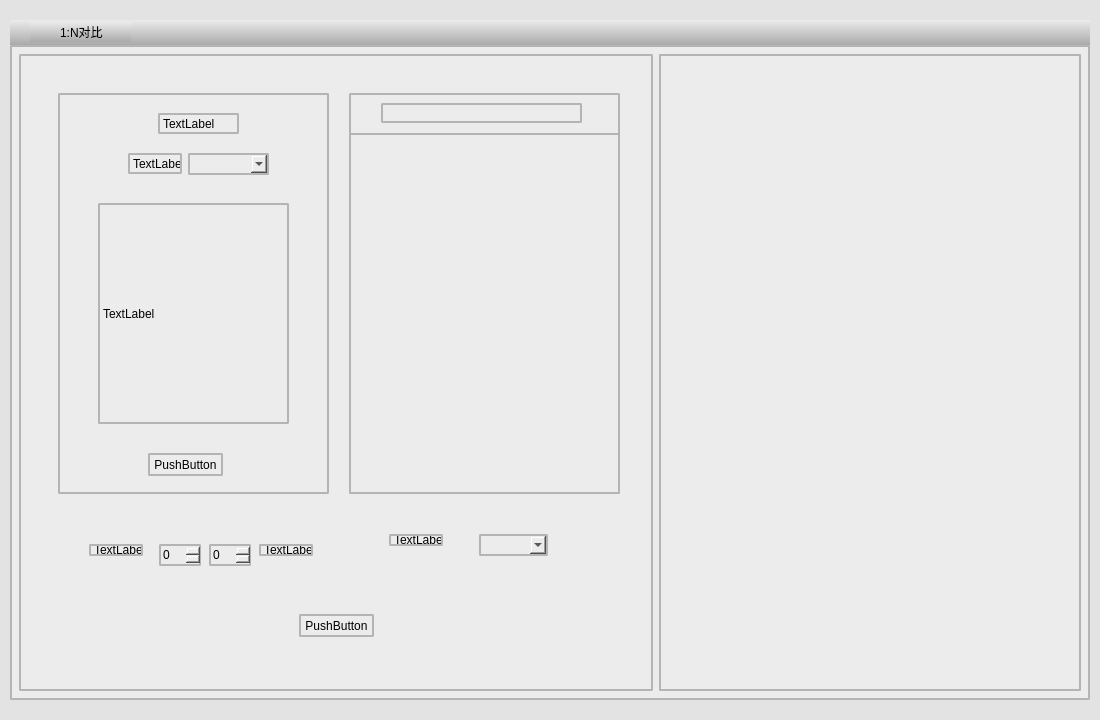
zhangjianscc/ZMClient, file UIModule/faceonetonpane.ui: the form before one commit.
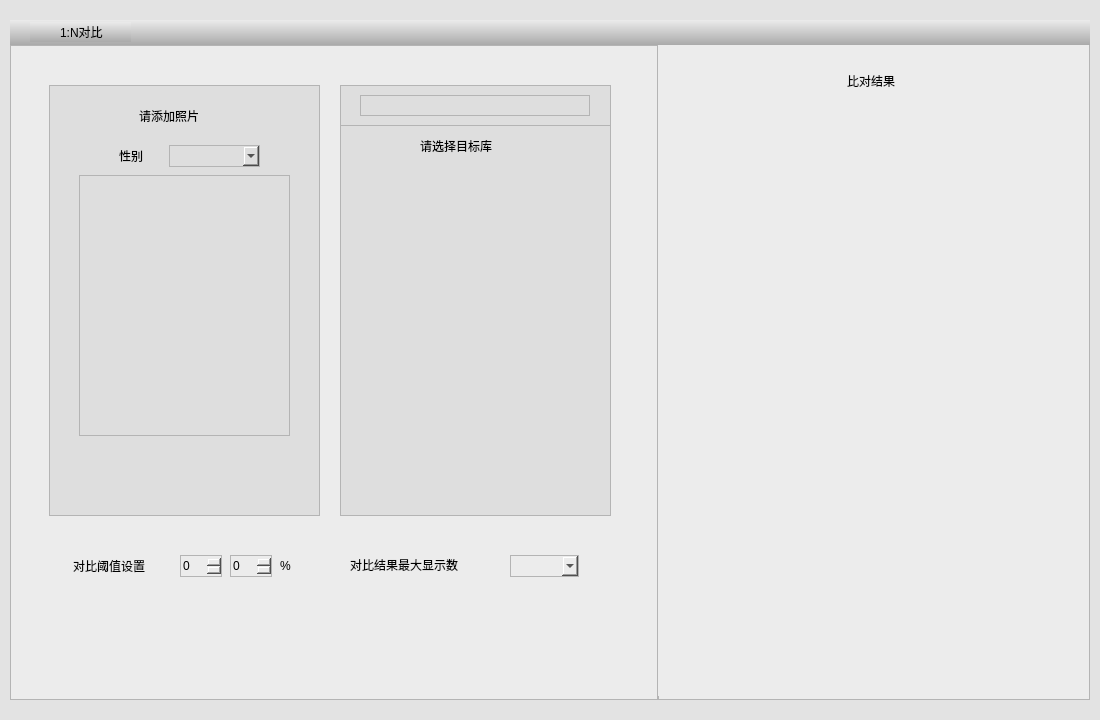
The form after the commit. Icons and pictures are not drawn.

What changed in the file:
```diff
--- a/UIModule/faceonetonpane.ui
+++ b/UIModule/faceonetonpane.ui
@@ -124,33 +124,54 @@
       <item>
        <widget class="QWidget" name="widget_3" native="true">
         <property name="styleSheet">
-         <string notr="true">border:2px solid rgb(180,180,180);
-border-radius:2px;
+         <string notr="true">border:1px solid rgb(180,180,180);
 background-color:rgb(236,236,236)</string>
         </property>
         <layout class="QHBoxLayout" name="horizontalLayout" stretch="3,2">
+         <property name="spacing">
+          <number>0</number>
+         </property>
+         <property name="leftMargin">
+          <number>0</number>
+         </property>
+         <property name="topMargin">
+          <number>0</number>
+         </property>
+         <property name="rightMargin">
+          <number>0</number>
+         </property>
+         <property name="bottomMargin">
+          <number>0</number>
+         </property>
          <item>
           <widget class="QWidget" name="widget_4" native="true">
            <widget class="QWidget" name="widget_6" native="true">
             <property name="geometry">
              <rect>
               <x>39</x>
-              <y>39</y>
+              <y>40</y>
               <width>271</width>
-              <height>401</height>
+              <height>431</height>
              </rect>
             </property>
+            <property name="styleSheet">
+             <string notr="true">background-color:rgb(222,222,222)</string>
+            </property>
             <widget class="QLabel" name="label_3">
              <property name="geometry">
               <rect>
-               <x>100</x>
+               <x>90</x>
                <y>20</y>
-               <width>81</width>
+               <width>101</width>
                <height>21</height>
               </rect>
              </property>
+             <property name="styleSheet">
+              <string notr="true">border:none;
+font: 13pt &quot;黑体&quot;;</string>
+             </property>
              <property name="text">
-              <string>TextLabel</string>
+              <string>请添加照片</string>
              </property>
             </widget>
             <widget class="QLabel" name="label_4">
@@ -158,20 +179,24 @@
               <rect>
                <x>70</x>
                <y>60</y>
-               <width>54</width>
+               <width>41</width>
                <height>21</height>
               </rect>
              </property>
+             <property name="styleSheet">
+              <string notr="true">border:none;
+font: 11pt &quot;黑体&quot;;</string>
+             </property>
              <property name="text">
-              <string>TextLabel</string>
+              <string>性别</string>
              </property>
             </widget>
             <widget class="QComboBox" name="comboBox">
              <property name="geometry">
               <rect>
-               <x>130</x>
+               <x>120</x>
                <y>60</y>
-               <width>81</width>
+               <width>91</width>
                <height>22</height>
               </rect>
              </property>
@@ -181,25 +206,32 @@
               <rect>
                <x>90</x>
                <y>360</y>
-               <width>75</width>
-               <height>23</height>
+               <width>91</width>
+               <height>41</height>
               </rect>
              </property>
+             <property name="styleSheet">
+              <string notr="true">border:none;
+border-image: url(:/images/选择照片.png);</string>
+             </property>
              <property name="text">
-              <string>PushButton</string>
+              <string/>
              </property>
             </widget>
-            <widget class="QLabel" name="label_8">
+            <widget class="QLabel" name="m_labelImage">
              <property name="geometry">
               <rect>
-               <x>40</x>
-               <y>110</y>
-               <width>191</width>
-               <height>221</height>
+               <x>30</x>
+               <y>90</y>
+               <width>211</width>
+               <height>261</height>
               </rect>
              </property>
              <property name="text">
-              <string>TextLabel</string>
+              <string/>
+             </property>
+             <property name="scaledContents">
+              <bool>true</bool>
              </property>
             </widget>
            </widget>
@@ -207,50 +239,99 @@
             <property name="geometry">
              <rect>
               <x>330</x>
-              <y>39</y>
+              <y>40</y>
               <width>271</width>
-              <height>401</height>
+              <height>431</height>
              </rect>
             </property>
-            <widget class="QLineEdit" name="lineEdit">
+            <property name="styleSheet">
+             <string notr="true">background-color:rgb(222,222,222)</string>
+            </property>
+            <widget class="QTableWidget" name="m_tableDestLibary">
              <property name="geometry">
               <rect>
-               <x>32</x>
-               <y>10</y>
-               <width>201</width>
-               <height>20</height>
+               <x>1</x>
+               <y>90</y>
+               <width>269</width>
+               <height>340</height>
               </rect>
              </property>
+             <property name="minimumSize">
+              <size>
+               <width>269</width>
+               <height>340</height>
+              </size>
+             </property>
+             <property name="maximumSize">
+              <size>
+               <width>269</width>
+               <height>340</height>
+              </size>
+             </property>
+             <property name="styleSheet">
+              <string notr="true">border:none</string>
+             </property>
             </widget>
-            <widget class="QTableWidget" name="tableWidget">
+            <widget class="QLabel" name="label_8">
+             <property name="geometry">
+              <rect>
+               <x>80</x>
+               <y>50</y>
+               <width>111</width>
+               <height>21</height>
+              </rect>
+             </property>
+             <property name="styleSheet">
+              <string notr="true">border:none;
+font: 13pt &quot;黑体&quot;;</string>
+             </property>
+             <property name="text">
+              <string>请选择目标库</string>
+             </property>
+            </widget>
+            <widget class="QWidget" name="widget_8" native="true">
              <property name="geometry">
               <rect>
                <x>0</x>
-               <y>40</y>
+               <y>0</y>
                <width>271</width>
-               <height>361</height>
+               <height>41</height>
               </rect>
              </property>
+             <widget class="QLineEdit" name="m_editSearch">
+              <property name="geometry">
+               <rect>
+                <x>20</x>
+                <y>10</y>
+                <width>230</width>
+                <height>21</height>
+               </rect>
+              </property>
+             </widget>
             </widget>
            </widget>
            <widget class="QLabel" name="label_5">
             <property name="geometry">
              <rect>
-              <x>70</x>
-              <y>490</y>
-              <width>54</width>
-              <height>12</height>
+              <x>63</x>
+              <y>510</y>
+              <width>101</width>
+              <height>21</height>
              </rect>
             </property>
+            <property name="styleSheet">
+             <string notr="true">border:none;
+font: 11pt &quot;黑体&quot;;</string>
+            </property>
             <property name="text">
-             <string>TextLabel</string>
+             <string>对比阈值设置</string>
             </property>
            </widget>
            <widget class="QSpinBox" name="spinBox">
             <property name="geometry">
              <rect>
-              <x>140</x>
-              <y>490</y>
+              <x>170</x>
+              <y>510</y>
               <width>42</width>
               <height>22</height>
              </rect>
@@ -259,8 +340,8 @@
            <widget class="QSpinBox" name="spinBox_2">
             <property name="geometry">
              <rect>
-              <x>190</x>
-              <y>490</y>
+              <x>220</x>
+              <y>510</y>
               <width>42</width>
               <height>22</height>
              </rect>
@@ -269,34 +350,42 @@
            <widget class="QLabel" name="label_6">
             <property name="geometry">
              <rect>
-              <x>240</x>
-              <y>490</y>
-              <width>54</width>
-              <height>12</height>
+              <x>270</x>
+              <y>510</y>
+              <width>41</width>
+              <height>21</height>
              </rect>
             </property>
+            <property name="styleSheet">
+             <string notr="true">border:none;
+font: 14pt &quot;黑体&quot;;</string>
+            </property>
             <property name="text">
-             <string>TextLabel</string>
+             <string>%</string>
             </property>
            </widget>
            <widget class="QLabel" name="label_7">
             <property name="geometry">
              <rect>
-              <x>370</x>
-              <y>480</y>
-              <width>54</width>
-              <height>12</height>
+              <x>340</x>
+              <y>510</y>
+              <width>151</width>
+              <height>20</height>
              </rect>
             </property>
+            <property name="styleSheet">
+             <string notr="true">border:none;
+font: 11pt &quot;黑体&quot;;</string>
+            </property>
             <property name="text">
-             <string>TextLabel</string>
+             <string>对比结果最大显示数</string>
             </property>
            </widget>
            <widget class="QComboBox" name="comboBox_2">
             <property name="geometry">
              <rect>
-              <x>460</x>
-              <y>480</y>
+              <x>500</x>
+              <y>510</y>
               <width>69</width>
               <height>22</height>
              </rect>
@@ -305,40 +394,64 @@
            <widget class="QPushButton" name="pushButton_2">
             <property name="geometry">
              <rect>
-              <x>280</x>
+              <x>260</x>
               <y>560</y>
-              <width>75</width>
-              <height>23</height>
+              <width>131</width>
+              <height>51</height>
              </rect>
             </property>
+            <property name="styleSheet">
+             <string notr="true">border:none;
+border-image: url(:/images/比对btn-01.png);</string>
+            </property>
             <property name="text">
-             <string>PushButton</string>
+             <string/>
             </property>
            </widget>
           </widget>
          </item>
          <item>
           <widget class="QWidget" name="widget_5" native="true">
-           <layout class="QVBoxLayout" name="verticalLayout_3">
-            <property name="spacing">
-             <number>0</number>
+           <widget class="QTableWidget" name="m_tableCompareResult">
+            <property name="geometry">
+             <rect>
+              <x>0</x>
+              <y>70</y>
+              <width>431</width>
+              <height>581</height>
+             </rect>
             </property>
-            <property name="leftMargin">
-             <number>0</number>
+            <property name="styleSheet">
+             <string notr="true">border:none</string>
             </property>
-            <property name="topMargin">
-             <number>0</number>
+            <attribute name="horizontalHeaderVisible">
+             <bool>false</bool>
+            </attribute>
+            <attribute name="horizontalHeaderHighlightSections">
+             <bool>true</bool>
+            </attribute>
+           </widget>
+           <widget class="QLabel" name="label_9">
+            <property name="geometry">
+             <rect>
+              <x>-5</x>
+              <y>0</y>
+              <width>436</width>
+              <height>71</height>
+             </rect>
             </property>
-            <property name="rightMargin">
-             <number>0</number>
+            <property name="styleSheet">
+             <string notr="true">border:none;
+color:rgb(0,0,0);
+font: 18pt &quot;黑体&quot;;</string>
             </property>
-            <property name="bottomMargin">
-             <number>0</number>
+            <property name="text">
+             <string>比对结果</string>
             </property>
-            <item>
-             <widget class="QTableWidget" name="tableWidget_2"/>
-            </item>
-           </layout>
+            <property name="alignment">
+             <set>Qt::AlignCenter</set>
+            </property>
+           </widget>
           </widget>
          </item>
         </layout>
```
Left out of the diff: 14 changed lines with no effect on the pictures.
